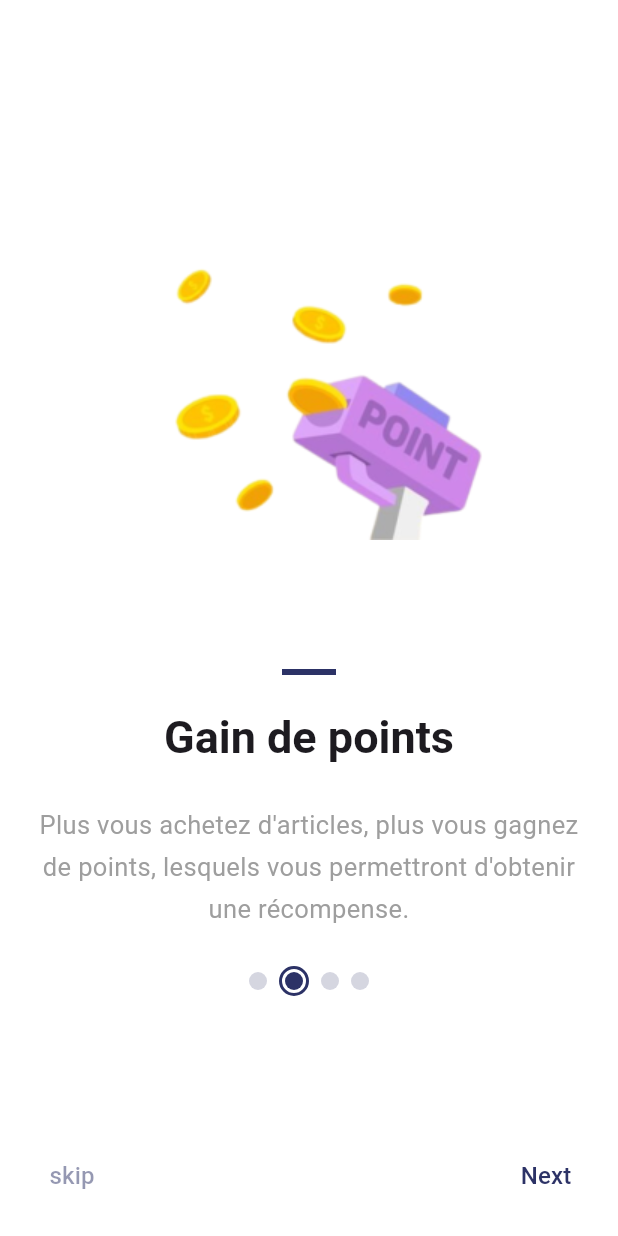
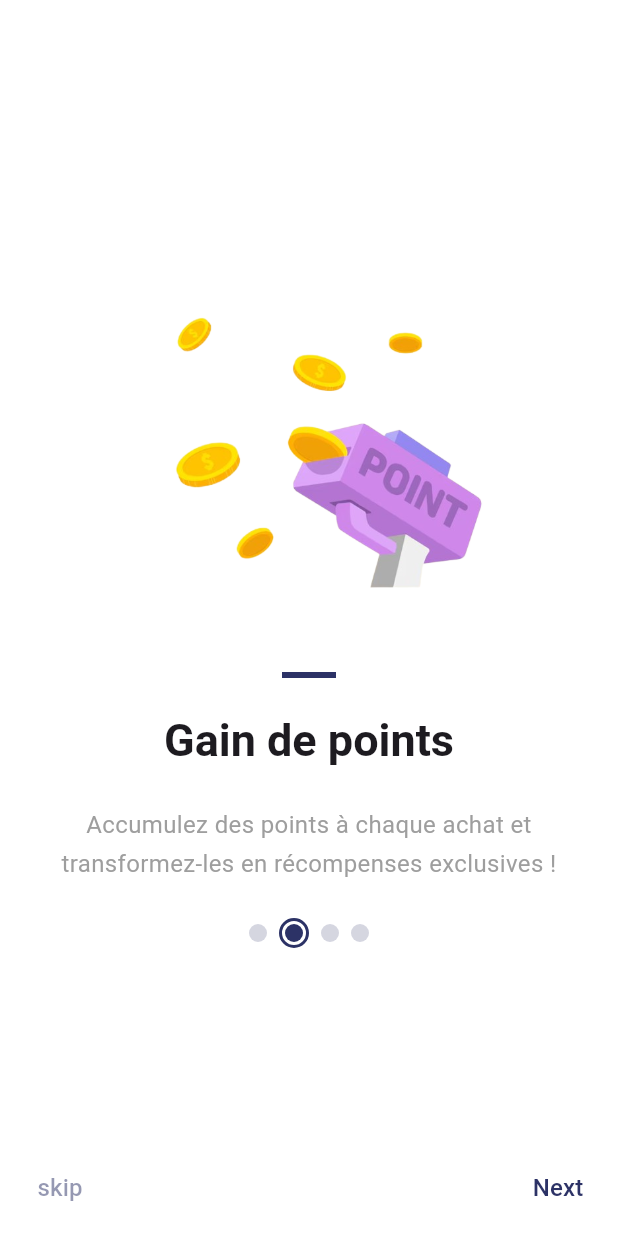
Before and after one commit to RebeccaSama/Loyalty_Card, a Flutter app: the screen it shows after launch, after a tap on "Next", on a phone screen of 412 x 824 dp. Run offline on Flutter 3.47's test engine with Material 3 defaults, Android fonts, the phone set to English and light mode, and no system bars; drawn by our look-alikes of smooth_page_indicator; our stand-ins replace carousel_slider, flutter_platform_widgets, flutter_rating_bar, flutter_riverpod, flutter_svg, gap and 9 more; missing offline and left inert: qr_code_scanner; Roboto replaces fonts that are missing (Dosis); project files that could hold a hidden picture were left out.

Commit message:
Lcard apk

```diff
--- a/lib/core/theme/themes.dart
+++ b/lib/core/theme/themes.dart
@@ -12,4 +12,5 @@ class AppTheme {
   static const kPercentageRed = Color(0xffF85A44);
   static const kYellowColor = Color(0xFFEAB704);
   static const kboutonscan30 = Color.fromRGBO(217, 217, 217, 0.25);
+  static const kAgentColor = Color(0xffFFD700);
 }
--- a/lib/data/data.dart
+++ b/lib/data/data.dart
@@ -7,13 +7,13 @@ class OnboardingItems {
       image: DataImages.onboarding1,
       title: 'Fidélisation du client ',
       subtitle:
-          'A pour but de maintenir une relation durable avec vos clients en instaurant un climat de confiance.',
+          "Profitez d'une relation de confiance durable et soyez récompensé pour votre fidélité !",
     ),
     Onboarding(
       image: DataImages.onboarding2,
       title: 'Gain de points',
       subtitle:
-          "Plus vous achetez d'articles, plus vous gagnez de points, lesquels vous permettront d'obtenir une récompense.",
+          "Accumulez des points à chaque achat et transformez-les en récompenses exclusives !",
     ),
     Onboarding(
       image: DataImages.onboarding3,
@@ -25,6 +25,6 @@ class OnboardingItems {
         image: DataImages.onboarding4,
         title: 'Bienvenue chez LOYALTY CARDS',
         subtitle:
-            "Notre objectif est de renforcer la relation client, stimuler l'engagement, améliorer l'expérience client et accroître la fidélité à long terme.  ")
+            "Nous optimisons votre expérience, boostons l’engagement et assurons une fidélité durable.")
   ];
 }
--- a/lib/data/data_images.dart
+++ b/lib/data/data_images.dart
@@ -3,10 +3,10 @@ class DataImages {
   static String notification = "assets/images/icons.svg";
   static String frame = "assets/images/frame.svg";
   static String success = "assets/images/success.svg";
-  static String onboarding1 = "assets/onboardings/onboarding1.png";
-  static String onboarding2 = "assets/onboardings/onboarding2.png";
-  static String onboarding3 = "assets/onboardings/onboarding3.png";
-  static String onboarding4 = "assets/onboardings/onboarding4.png";
+  static String onboarding1 = "assets/onboardings/onboard1.png";
+  static String onboarding2 = "assets/onboardings/onboard2.png";
+  static String onboarding3 = "assets/onboardings/onboard3.png";
+  static String onboarding4 = "assets/onboardings/onboard4.png";
   static String marmite = "assets/images/marmite.png";
   static String vector = "assets/images/vectors.svg";
   static String arno = "assets/images/arno.png";
--- a/lib/features/my_currency/my_currency.dart
+++ b/lib/features/my_currency/my_currency.dart
@@ -50,7 +50,7 @@ class _MyCurrencyState extends State<MyCurrency> {
                     color: AppTheme.kPrimary50),
               ),
               Padding(
-                padding: const EdgeInsets.symmetric(vertical: 50),
+                padding: const EdgeInsets.symmetric(vertical: 45),
                 child: Image.asset("assets/images/my_currency.png"),
               ),
               RichText(
--- a/lib/features/onboarding/onboarding.dart
+++ b/lib/features/onboarding/onboarding.dart
@@ -25,7 +25,7 @@ class _OnboardingViewState extends State<OnboardingView> {
       backgroundColor: Colors.white,
       bottomSheet: Container(
         color: Colors.white,
-        padding: const EdgeInsets.all(16),
+        padding: const EdgeInsets.all(8),
         child: _pageIndex == 3
             ? CustomButton(
                 onPressed: () {
@@ -93,9 +93,11 @@ class _OnboardingViewState extends State<OnboardingView> {
                 mainAxisAlignment: MainAxisAlignment.center,
                 children: [
                   Image.asset(
+                    width: 300,
+                    height: 200,
                     controller.items[index].image,
                   ),
-                  const Gap(86),
+                  const Gap(56),
                   Padding(
                     padding: const EdgeInsets.symmetric(horizontal: 172),
                     child: Container(
@@ -115,13 +117,13 @@ class _OnboardingViewState extends State<OnboardingView> {
                       letterSpacing: -0.02,
                     ),
                   ),
-                  const Gap(26),
+                  const Gap(24),
                   Text(controller.items[index].subtitle,
                       style: const TextStyle(
                           fontWeight: FontWeight.w400,
                           height: 19.6 / 12.0,
                           color: Colors.grey,
-                          fontSize: 17),
+                          fontSize: 16),
                       textAlign: TextAlign.center),
                   const Gap(24),
                   SmoothPageIndicator(
--- a/lib/features/profile/widgets/profil_header.dart
+++ b/lib/features/profile/widgets/profil_header.dart
@@ -16,7 +16,7 @@ class ProfilHeader extends StatelessWidget {
   Widget build(BuildContext context) {
     List<Tuple2> items = [
       const Tuple2(Icons.phone, "+237 674053983"),
-      const Tuple2(Icons.email_outlined, "nguefforebecca@gmail.com")
+      const Tuple2(Icons.email_outlined, "samarebecca@gmail.com")
     ];
     return Stack(
       children: [
--- a/lib/features/splashscreen/splashscreen_page.dart
+++ b/lib/features/splashscreen/splashscreen_page.dart
@@ -50,9 +50,9 @@ class _SplashscreenPageState extends State<SplashscreenPage>
                 child: RichText(
                   textAlign: TextAlign.center,
                   text: const TextSpan(
-                      text: 'LOYALTY ',
+                      text: 'L',
                       style: TextStyle(
-                          fontFamily: "Dosis",
+                          fontFamily: "Poppins",
                           fontSize: 30,
                           color: AppTheme.kWhiteColor,
                           fontWeight: FontWeight.w800),
@@ -60,7 +60,7 @@ class _SplashscreenPageState extends State<SplashscreenPage>
                         TextSpan(
                             text: 'CARD',
                             style: TextStyle(
-                                fontFamily: "Dosis",
+                                fontFamily: "Poppins",
                                 fontSize: 30,
                                 color: AppTheme.kRedColor,
                                 fontWeight: FontWeight.w800)),
```
Also changed, not shown: lib/features/inscription/inscription_view.dart (+7 -8 lines), lib/features/login/login_page.dart (+5 -5 lines), lib/features/succes/succes_view.dart (+4 -4 lines), lib/features/verification/verification_view.dart (+8 -8 lines), assets/onboardings/onboard1.png (added), assets/onboardings/onboard2.png (added), assets/onboardings/onboard3.png (added), assets/onboardings/onboard4.png (added).
